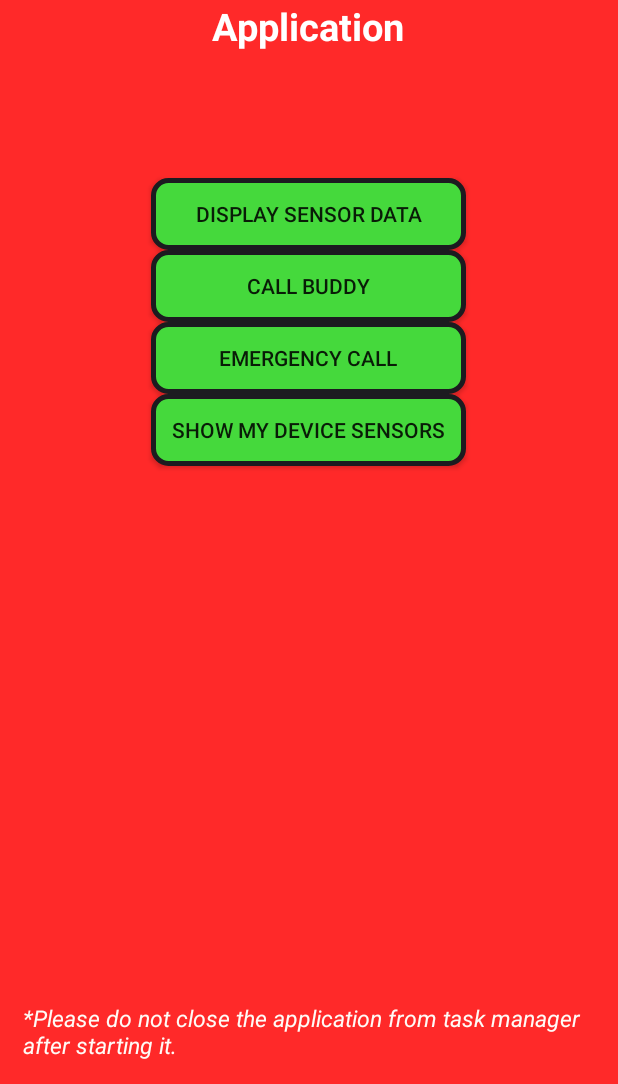
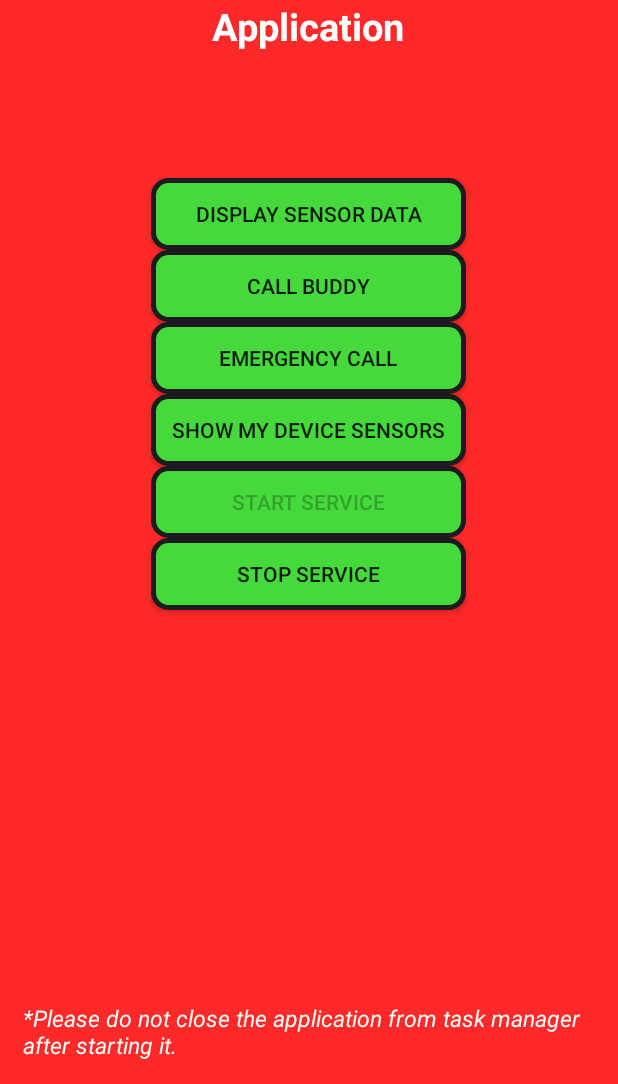
Before and after one commit to speedy4all/MotionDetection, an Android app: the HomeActivity screen opened directly, with no data from a screen before it, on a phone screen of 412 x 824 dp, the part 152-1236 px from its top. Run offline under Robolectric (Android 15) with nearby library versions, the phone set to English and light mode, and no system bars.

Commit message:
Service up and running ;)

```diff
--- a/app/src/main/java/com/example/motiondetection/app/HomeActivity.java
+++ b/app/src/main/java/com/example/motiondetection/app/HomeActivity.java
@@ -1,6 +1,7 @@
 package com.example.motiondetection.app;
 
 import android.app.AlertDialog;
+import android.content.Context;
 import android.content.DialogInterface;
 import android.content.Intent;
 import android.hardware.Sensor;
@@ -17,12 +18,16 @@ import java.util.List;
 
 public class HomeActivity extends ActionBarActivity {
 
-
+    Context context;
+    Button btnStartService;
+    Button btnStopService;
     @Override
     protected void onCreate(Bundle savedInstanceState) {
         super.onCreate(savedInstanceState);
         setContentView(R.layout.activity_home);
-
+         btnStartService = (Button)findViewById(R.id.btnStartService);
+         btnStopService = (Button)findViewById(R.id.btnStopService);
+        context = this;
         addButtonClickListner();
     }
 
@@ -60,6 +65,16 @@ public class HomeActivity extends ActionBarActivity {
 
     public void addButtonClickListner()
     {
+        if (!WorkService.isServiceRunning(context, WorkService.class))
+        {
+            EnableStopBtn();
+            startService();
+        }
+        else
+        {
+            EnableStopBtn();
+        }
+
         Button btnNavigator1 = (Button)findViewById(R.id.btnSensorLayout);
         btnNavigator1.setOnClickListener(new View.OnClickListener() {
             @Override
@@ -118,6 +133,40 @@ public class HomeActivity extends ActionBarActivity {
                         .show();
             }
         });
+
+
+
+
+        btnStartService.setOnClickListener(new View.OnClickListener() {
+            @Override
+            public void onClick(View v) {
+                if (!WorkService.isServiceRunning(context, WorkService.class))
+                {
+                    EnableStopBtn();
+                    startService();
+                }
+            }
+        });
+        btnStopService.setOnClickListener(new View.OnClickListener() {
+            @Override
+            public void onClick(View v) {
+                if (WorkService.isServiceRunning(context, WorkService.class))
+                {
+                    EnableStartBtn();
+                    stopService();
+                }
+            }
+        });
     }
-
+    private void EnableStartBtn(){
+        btnStartService.setEnabled(true);
+        btnStopService.setEnabled(false);
+    }
+    private void EnableStopBtn(){
+        btnStartService.setEnabled(false);
+        btnStopService.setEnabled(true);
+    }
+    private void startService() {
+        startService(new Intent(getBaseContext(), WorkService.class));
+    }
 }
--- a/app/src/main/java/com/example/motiondetection/app/MainActivity.java
+++ b/app/src/main/java/com/example/motiondetection/app/MainActivity.java
@@ -1,6 +1,7 @@
 package com.example.motiondetection.app;
 
 import android.app.AlertDialog;
+import android.content.Context;
 import android.content.DialogInterface;
 import android.content.Intent;
 import android.net.Uri;
@@ -15,6 +16,7 @@ import android.widget.Toast;
 
 public class MainActivity extends ActionBarActivity {
     UserSettings userSettings;
+    Context context = this;
     @Override
     protected void onCreate(Bundle savedInstanceState) {
         super.onCreate(savedInstanceState);
@@ -35,8 +37,8 @@ public class MainActivity extends ActionBarActivity {
 
                 if ( userSettings.getServicePreference() )
                 {
-                    //Toast.makeText(getBaseContext(), "Am intrat pe aici", Toast.LENGTH_SHORT).show();
-                    startService();
+                    if ( !WorkService.isServiceRunning(context, WorkService.class) )
+                        startService();
 
                 }
                 startActivity(new Intent(MainActivity.this, HomeActivity.class));
--- a/app/src/main/res/layout-v17/activity_home.xml
+++ b/app/src/main/res/layout-v17/activity_home.xml
@@ -84,6 +84,36 @@
         android:shadowColor="#e7e6e9"
         android:clickable="true"
         android:enabled="true" />
+    <Button
+        android:layout_width="fill_parent"
+        android:layout_height="wrap_content"
+        android:id="@+id/btnStartService"
+        android:text="@string/btn_start_service"
+        android:background="@drawable/button_selector"
+        android:padding="12dp"
+        android:width="100dp"
+        android:clickable="true"
+        android:layout_below="@id/btnGetAllSensors"
+        android:layout_alignLeft="@id/btnGetAllSensors"
+        android:layout_alignStart="@id/btnGetAllSensors"
+        android:layout_alignRight="@id/btnGetAllSensors"
+        android:layout_alignEnd="@id/btnGetAllSensors" />
+    <Button
+        android:layout_width="fill_parent"
+        android:layout_height="wrap_content"
+        android:text="@string/btn_stop_service"
+        android:id="@+id/btnStopService"
+        android:background="@drawable/button_selector"
+        android:padding="12dp"
+        android:width="100dp"
+        android:clickable="true"
+        android:layout_below="@id/btnStartService"
+        android:layout_alignLeft="@id/btnStartService"
+        android:layout_alignStart="@id/btnStartService"
+        android:layout_alignRight="@id/btnStartService"
+        android:layout_alignEnd="@id/btnStartService" />
+
+
 
     <TextView
         android:layout_width="wrap_content"
--- a/app/src/main/res/layout/activity_home.xml
+++ b/app/src/main/res/layout/activity_home.xml
@@ -80,6 +80,52 @@
         android:width="100dp"
         android:clickable="true"
         android:enabled="true" />
+    <Button
+        android:layout_width="fill_parent"
+        android:layout_height="wrap_content"
+        android:text="@string/btn_get_all_sensors"
+        android:id="@+id/btnGetAllSensors"
+        android:background="@drawable/button_selector"
+        android:padding="12dp"
+        android:width="100dp"
+        android:clickable="true"
+        android:enabled="true"
+        android:layout_below="@+id/button3"
+        android:layout_alignLeft="@+id/button3"
+        android:layout_alignStart="@+id/button3"
+        android:layout_alignRight="@+id/button3"
+        android:layout_alignEnd="@+id/button3" />
+    <Button
+        android:layout_width="fill_parent"
+        android:layout_height="wrap_content"
+        android:id="@+id/btnStartService"
+        android:text="@string/btn_start_service"
+        android:background="@drawable/button_selector"
+        android:padding="12dp"
+        android:width="100dp"
+        android:clickable="true"
+        android:layout_below="@id/btnGetAllSensors"
+        android:layout_alignLeft="@id/btnGetAllSensors"
+        android:layout_alignStart="@id/btnGetAllSensors"
+        android:layout_alignRight="@id/btnGetAllSensors"
+        android:layout_alignEnd="@id/btnGetAllSensors" />
+    <Button
+        android:layout_width="fill_parent"
+        android:layout_height="wrap_content"
+        android:text="@string/btn_stop_service"
+        android:id="@+id/btnStopService"
+        android:background="@drawable/button_selector"
+        android:padding="12dp"
+        android:width="100dp"
+        android:clickable="true"
+        android:layout_below="@id/btnStartService"
+        android:layout_alignLeft="@id/btnStartService"
+        android:layout_alignStart="@id/btnStartService"
+        android:layout_alignRight="@id/btnStartService"
+        android:layout_alignEnd="@id/btnStartService" />
+
+
+
 
     <TextView
         android:layout_width="wrap_content"
@@ -98,20 +144,5 @@
         android:padding="15dp"
         android:textColor="#fffbf7"/>
 
-    <Button
-        android:layout_width="wrap_content"
-        android:layout_height="wrap_content"
-        android:text="@string/btn_get_all_sensors"
-        android:id="@+id/btnGetAllSensors"
-        android:background="@drawable/button_selector"
-        android:padding="12dp"
-        android:width="100dp"
-        android:clickable="true"
-        android:enabled="true"
-        android:layout_below="@+id/button3"
-        android:layout_alignLeft="@+id/button3"
-        android:layout_alignStart="@+id/button3"
-        android:layout_alignRight="@+id/button3"
-        android:layout_alignEnd="@+id/button3" />
 
 </RelativeLayout>
--- a/app/src/main/res/values/strings.xml
+++ b/app/src/main/res/values/strings.xml
@@ -43,6 +43,8 @@
     <string name="sensor_txt_gra_y_axis_max">MAX Y Axis %.2f</string>
     <string name="sensor_txt_gra_z_axis_max">MAX Z Axis %.2f</string>
     <string name="sensor_menu_text">Sensor settings</string>
+    <string name="btn_stop_service">Stop service</string>
+    <string name="btn_start_service">Start service</string>
 
 
 
```
Also changed, not shown: app/src/main/java/com/example/motiondetection/app/SensorDetection.java (+26 -11 lines), app/src/main/java/com/example/motiondetection/app/WorkService.java (+47 -23 lines), 1 other file.
